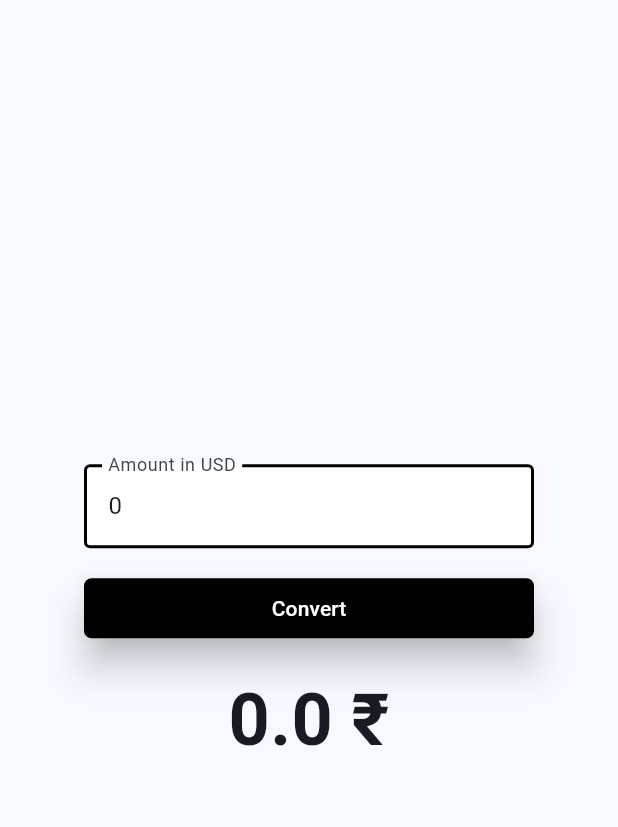
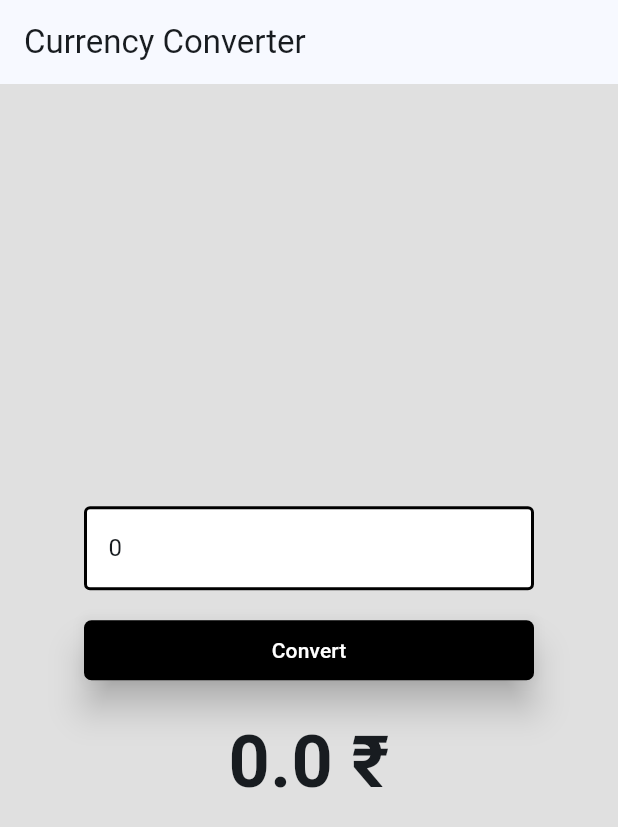
Before and after one commit to TitanGamer03/currency_converter, a Flutter app: the screen it shows after launch, after a tap on "Convert", on a phone screen of 412 x 824 dp. Shown: the top 827 px of the screen. Run offline on Flutter 3.47's test engine with Material 3 defaults, Android fonts, the phone set to English and light mode, and no system bars.

Commit message:
Few minor changes. Change labelTex with hintText. Add appbar.Remove kDebugMode.

```diff
--- a/lib/pages/currency_converter_page.dart
+++ b/lib/pages/currency_converter_page.dart
@@ -1,4 +1,3 @@
-import 'package:flutter/foundation.dart';
 import 'package:flutter/material.dart';
 
 class CurrencyConverterPage extends StatefulWidget{
@@ -17,9 +16,6 @@ class _CurrencyConverterPageState extends State<CurrencyConverterPage> {
   String input = '';
 
   void convertCurrency() {
-    if (kDebugMode) {
-      print("${_fromController.text}, ${_toController.text}");
-    }
     setState(() {
       input = "";
       if (_fromController.text.isEmpty) {
@@ -35,6 +31,10 @@ class _CurrencyConverterPageState extends State<CurrencyConverterPage> {
   @override
   Widget build(BuildContext context) {
     return Scaffold(
+      backgroundColor: Colors.grey.shade300,
+      appBar: AppBar(
+        title: const Text("Currency Converter"),
+      ),
       body: Center(
         child: Column(
           mainAxisAlignment: MainAxisAlignment.center,
@@ -46,7 +46,7 @@ class _CurrencyConverterPageState extends State<CurrencyConverterPage> {
               child: TextField(
                 controller: _fromController,
                 decoration: InputDecoration(
-                  labelText: "Amount in USD",
+                  hintText: "Amount in USD",
                   filled: true,
                   fillColor: Colors.white,
                   enabledBorder: OutlineInputBorder(
@@ -65,34 +65,6 @@ class _CurrencyConverterPageState extends State<CurrencyConverterPage> {
                 keyboardType: TextInputType.number,
               ),
             ),
-
-            // const SizedBox(height: 16,),
-            //
-            // TextBox for output amount.
-            // SizedBox(
-            //   width: 300,
-            //   child: TextField(
-            //     controller: _toController,
-            //     decoration: InputDecoration(
-            //       hintText: "Amount in USD",
-            //       filled: true,
-            //       fillColor: Colors.white,
-            //       enabledBorder: OutlineInputBorder(
-            //         borderSide: const BorderSide(
-            //           color: Colors.black,
-            //           width: 2,
-            //         ),
-            //       ),
-            //       focusedBorder: OutlineInputBorder(
-            //         borderSide: const BorderSide(
-            //           color: Colors.lightBlue,
-            //           width: 2,
-            //         ),
-            //       ),
-            //     ),
-            //     keyboardType: TextInputType.number,
-            //   ),
-            // ),
 
             const SizedBox(height: 16,),
 
```
